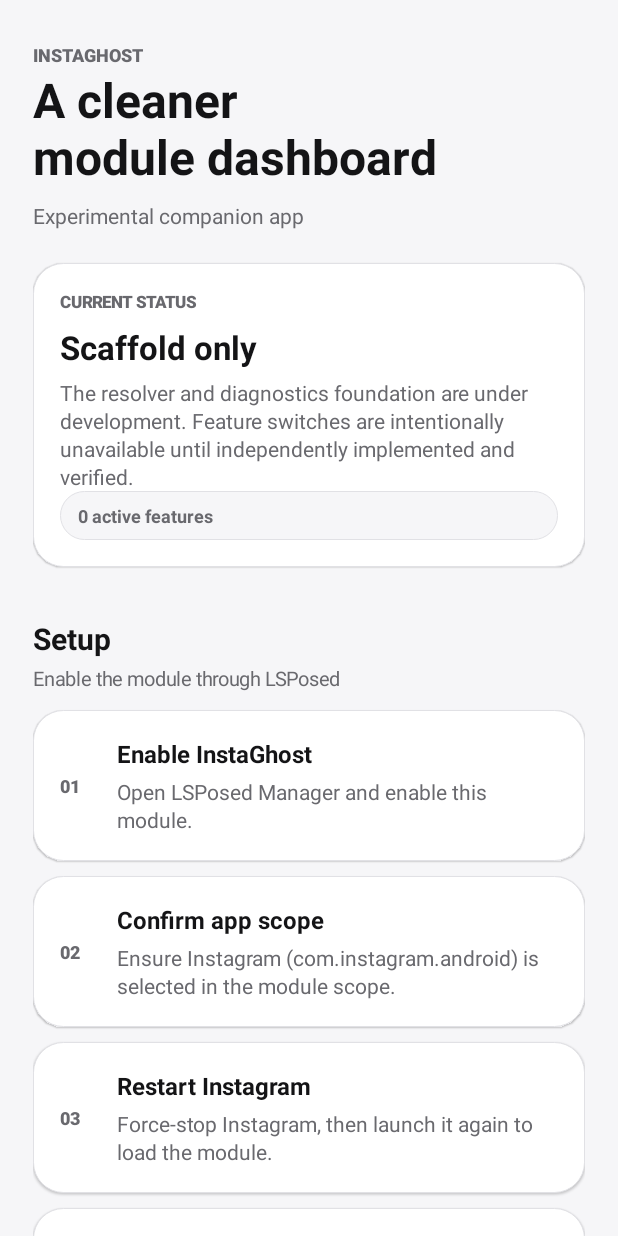
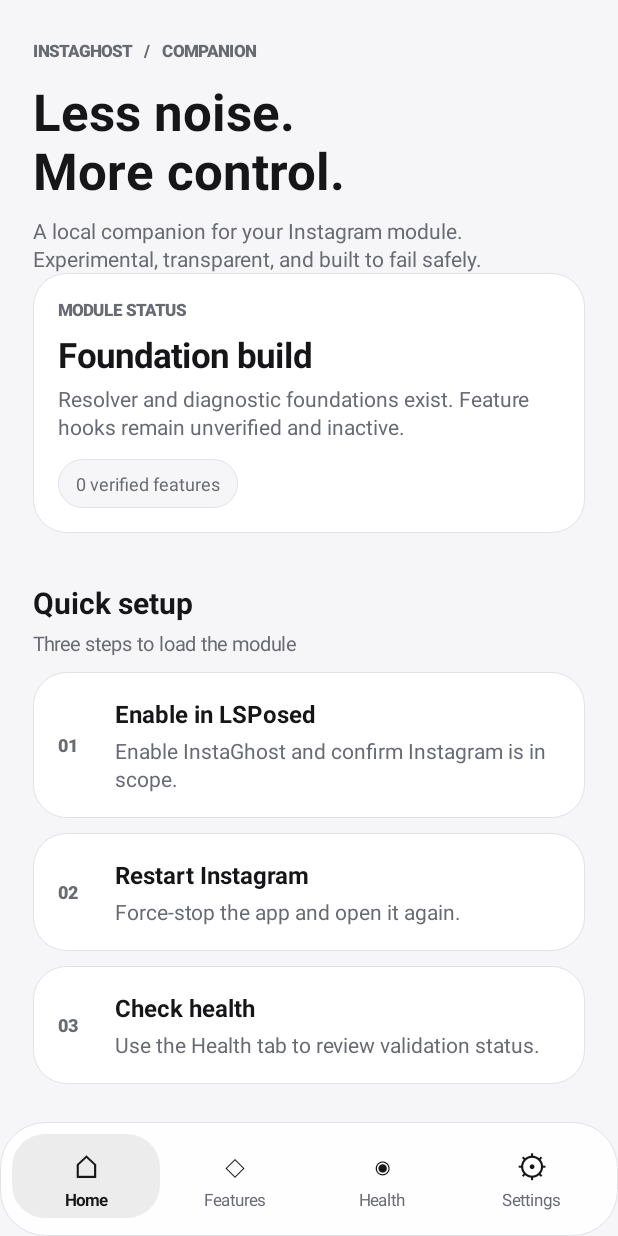
Before and after one commit to somilkhan/Instaghost, an Android app: the screen it shows after launch (MainActivity), on a phone screen of 412 x 824 dp. Run offline under Robolectric (Android 15) with nearby library versions, the phone set to English and light mode, and no system bars.

Commit message:
feat(ui): add four-tab premium companion dashboard

```diff
--- a/app/src/main/kotlin/dev/instaghost/module/ui/MainActivity.kt
+++ b/app/src/main/kotlin/dev/instaghost/module/ui/MainActivity.kt
@@ -11,107 +11,113 @@ import android.widget.LinearLayout
 import android.widget.ScrollView
 import android.widget.TextView
 
-/** Companion dashboard. Clearly communicates the scaffold's current verified state. */
+/** Four-section companion UI with a restrained glass navigation dock. */
 class MainActivity : Activity() {
-    private val dark by lazy { resources.configuration.uiMode and android.content.res.Configuration.UI_MODE_NIGHT_MASK == android.content.res.Configuration.UI_MODE_NIGHT_YES }
-    private val bg get() = if (dark) Color.rgb(10, 10, 12) else Color.rgb(246, 246, 248)
-    private val panel get() = if (dark) Color.rgb(23, 23, 26) else Color.WHITE
-    private val primary get() = if (dark) Color.rgb(245, 245, 247) else Color.rgb(20, 20, 22)
-    private val secondary get() = if (dark) Color.rgb(165, 165, 170) else Color.rgb(105, 105, 110)
-    private val border get() = if (dark) Color.rgb(48, 48, 52) else Color.rgb(225, 225, 229)
+    private var selected = 0
+    private lateinit var root: LinearLayout
+    private lateinit var contentHost: LinearLayout
+    private val dark get() = resources.configuration.uiMode and android.content.res.Configuration.UI_MODE_NIGHT_MASK == android.content.res.Configuration.UI_MODE_NIGHT_YES
+    private val bg get() = if (dark) Color.rgb(9,10,12) else Color.rgb(246,246,248)
+    private val panel get() = if (dark) Color.rgb(23,24,27) else Color.WHITE
+    private val textColor get() = if (dark) Color.rgb(245,245,247) else Color.rgb(22,22,24)
+    private val muted get() = if (dark) Color.rgb(155,157,164) else Color.rgb(105,107,114)
+    private val stroke get() = if (dark) Color.argb(55,255,255,255) else Color.rgb(225,226,230)
     private val d get() = resources.displayMetrics.density
-    private fun dp(v: Int) = (v * d).toInt()
+    private fun dp(v:Int)=(v*d).toInt()
 
     override fun onCreate(savedInstanceState: Bundle?) {
         super.onCreate(savedInstanceState)
-        window.statusBarColor = bg
-        window.navigationBarColor = bg
-        if (android.os.Build.VERSION.SDK_INT >= 23) {
-            window.decorView.systemUiVisibility = if (dark) 0 else View.SYSTEM_UI_FLAG_LIGHT_STATUS_BAR or View.SYSTEM_UI_FLAG_LIGHT_NAVIGATION_BAR
+        selected = savedInstanceState?.getInt("tab") ?: 0
+        build()
+    }
+    override fun onSaveInstanceState(outState: Bundle) { outState.putInt("tab",selected); super.onSaveInstanceState(outState) }
+
+    private fun build() {
+        window.statusBarColor=bg; window.navigationBarColor=bg
+        if(android.os.Build.VERSION.SDK_INT>=23) window.decorView.systemUiVisibility=if(dark) 0 else View.SYSTEM_UI_FLAG_LIGHT_STATUS_BAR or View.SYSTEM_UI_FLAG_LIGHT_NAVIGATION_BAR
+        root=LinearLayout(this).apply { orientation=LinearLayout.VERTICAL; setBackgroundColor(bg) }
+        contentHost=LinearLayout(this).apply { orientation=LinearLayout.VERTICAL }
+        root.addView(contentHost,LinearLayout.LayoutParams(-1,0,1f))
+        root.addView(dock())
+        setContentView(root); render()
+    }
+    private fun dock():View = LinearLayout(this).apply {
+        orientation=LinearLayout.HORIZONTAL; gravity=Gravity.CENTER; setPadding(dp(8),dp(8),dp(8),dp(12))
+        background=GradientDrawable().apply { setColor(if(dark) Color.argb(230,30,31,35) else Color.argb(235,255,255,255)); cornerRadius=dp(30).toFloat(); setStroke(dp(1),stroke) }
+        elevation=dp(12).toFloat()
+        val labels=listOf("Home","Features","Health","Settings")
+        val glyph=listOf("⌂","◇","◉","⚙")
+        labels.forEachIndexed { i,l ->
+            addView(LinearLayout(this@MainActivity).apply {
+                orientation=LinearLayout.VERTICAL; gravity=Gravity.CENTER
+                setPadding(dp(12),dp(7),dp(12),dp(5))
+                background=if(i==selected) GradientDrawable().apply { setColor(if(dark) Color.argb(40,255,255,255) else Color.argb(18,0,0,0)); cornerRadius=dp(22).toFloat() } else null
+                addView(TextView(this@MainActivity).apply { text=glyph[i]; textSize=21f; gravity=Gravity.CENTER; setTextColor(textColor) })
+                addView(TextView(this@MainActivity).apply { text=l; textSize=11f; gravity=Gravity.CENTER; setTextColor(if(i==selected) textColor else muted); typeface=if(i==selected) Typeface.DEFAULT_BOLD else Typeface.DEFAULT })
+                setOnClickListener { selected=i; render() }
+            },LinearLayout.LayoutParams(0,-2,1f))
         }
-        val root = LinearLayout(this).apply {
-            orientation = LinearLayout.VERTICAL
-            setBackgroundColor(bg)
+    }
+    private fun render() {
+        contentHost.removeAllViews()
+        val scroll=ScrollView(this).apply { isFillViewport=true }
+        val page=LinearLayout(this).apply { orientation=LinearLayout.VERTICAL; setPadding(dp(22),dp(26),dp(22),dp(28)) }
+        when(selected) {
+            0 -> home(page)
+            1 -> features(page)
+            2 -> health(page)
+            else -> settings(page)
         }
-        val scroll = ScrollView(this).apply { isFillViewport = true }
-        val content = LinearLayout(this).apply {
-            orientation = LinearLayout.VERTICAL
-            setPadding(dp(22), dp(28), dp(22), dp(32))
-        }
-        content.addView(label("INSTAGHOST", 12, secondary, true))
-        content.addView(title("A cleaner\nmodule dashboard", 32))
-        content.addView(label("Experimental companion app", 14, secondary, false).apply { setPadding(0, dp(8), 0, dp(22)) })
-        content.addView(card {
-            addView(label("CURRENT STATUS", 11, secondary, true))
-            addView(title("Scaffold only", 22).apply { setPadding(0, dp(8), 0, dp(6)) })
-            addView(body("The resolver and diagnostics foundation are under development. Feature switches are intentionally unavailable until independently implemented and verified."))
-            addView(pill("0 active features"))
+        scroll.addView(page); contentHost.addView(scroll,LinearLayout.LayoutParams(-1,-1))
+        root.removeViewAt(root.childCount-1); root.addView(dock())
+    }
+    private fun home(p:LinearLayout) {
+        p.addView(label("INSTAGHOST   /   COMPANION",11,muted,true))
+        p.addView(title("Less noise.\nMore control.",34).apply { setPadding(0,dp(10),0,dp(8)) })
+        p.addView(body("A local companion for your Instagram module. Experimental, transparent, and built to fail safely."))
+        p.addView(card(p) {
+            addView(label("MODULE STATUS",11,muted,true))
+            addView(title("Foundation build",23).apply { setPadding(0,dp(7),0,dp(4)) })
+            addView(body("Resolver and diagnostic foundations exist. Feature hooks remain unverified and inactive."))
+            addView(chip("0 verified features"))
         })
-        content.addView(section("Setup", "Enable the module through LSPosed"))
-        content.addView(step("01", "Enable InstaGhost", "Open LSPosed Manager and enable this module."))
-        content.addView(step("02", "Confirm app scope", "Ensure Instagram (com.instagram.android) is selected in the module scope."))
-        content.addView(step("03", "Restart Instagram", "Force-stop Instagram, then launch it again to load the module."))
-        content.addView(step("04", "Check compatibility", "The in-app entry point is experimental and has not been validated on a real Instagram build."))
-        content.addView(section("Feature availability", "All entries are planned, not active"))
-        content.addView(card {
-            addView(label("NOT IMPLEMENTED", 11, secondary, true))
-            addView(body("Feature controls are disabled by design. This build does not alter read receipts, typing status, story views, ads, likes or Instagram tracking behavior."))
-        })
-        content.addView(section("Diagnostics & privacy", null))
-        content.addView(card {
-            addView(title("Local-first", 18))
-            addView(body("Diagnostics are designed to use bounded, sanitized event categories. This companion screen does not upload account details, messages or activity data."))
-        })
-        content.addView(label("Not affiliated with Meta or Instagram.", 12, secondary, false).apply { setPadding(0, dp(24), 0, 0) })
-        scroll.addView(content)
-        root.addView(scroll, LinearLayout.LayoutParams(-1, -1))
-        setContentView(root)
+        section(p,"Quick setup","Three steps to load the module")
+        setupRow(p,"01","Enable in LSPosed","Enable InstaGhost and confirm Instagram is in scope.")
+        setupRow(p,"02","Restart Instagram","Force-stop the app and open it again.")
+        setupRow(p,"03","Check health","Use the Health tab to review validation status.")
+        section(p,"Built on a simple promise",null)
+        p.addView(body("No account credentials, messages or activity data are collected by this companion UI."))
     }
-
-    private fun section(head: String, sub: String?) = LinearLayout(this).apply {
-        orientation = LinearLayout.VERTICAL
-        setPadding(0, dp(24), 0, dp(12))
-        addView(title(head, 20))
-        if (sub != null) addView(label(sub, 13, secondary, false).apply { setPadding(0, dp(4), 0, 0) })
+    private fun features(p:LinearLayout) {
+        p.addView(label("CONTROL CENTER",11,muted,true))
+        p.addView(title("Features",30).apply { setPadding(0,dp(8),0,dp(5)) })
+        p.addView(body("Feature switches appear only when implemented and independently verified."))
+        section(p,"Currently unavailable","Planned features are not toggles")
+        val list=listOf("Privacy signals" to "Read receipts, typing and story-view modifications are not implemented.","Feed controls" to "Feed filtering and interaction changes are not implemented.","Media tools" to "Download tools are not implemented.")
+        list.forEach { (h,s)-> p.addView(card(p) { addView(title(h,17)); addView(body(s).apply{setPadding(0,dp(5),0,0)}); addView(chip("Not available")) }) }
     }
-
-    private fun card(block: LinearLayout.() -> Unit) = LinearLayout(this).apply {
-        orientation = LinearLayout.VERTICAL
-        setPadding(dp(18), dp(18), dp(18), dp(18))
-        elevation = dp(1).toFloat()
-        layoutParams = LinearLayout.LayoutParams(-1, -2).apply { bottomMargin = dp(10) }
-        background = GradientDrawable().apply {
-            setColor(panel); cornerRadius = dp(20).toFloat(); setStroke(dp(1), border)
-        }
-        block()
-    }.also { /* spacing is applied by the parent helper */ }
-
-    private fun step(n: String, heading: String, description: String) = card {
-        val row = LinearLayout(this@MainActivity).apply { orientation = LinearLayout.HORIZONTAL; gravity = Gravity.CENTER_VERTICAL }
-        row.addView(label(n, 12, secondary, true), LinearLayout.LayoutParams(dp(38), -2))
-        val textCol = LinearLayout(this@MainActivity).apply { orientation = LinearLayout.VERTICAL }
-        textCol.addView(title(heading, 16))
-        textCol.addView(body(description).apply { setPadding(0, dp(5), 0, 0) })
-        row.addView(textCol, LinearLayout.LayoutParams(0, -2, 1f))
-        addView(row)
+    private fun health(p:LinearLayout) {
+        p.addView(label("SYSTEM",11,muted,true)); p.addView(title("Health",30).apply{setPadding(0,dp(8),0,dp(5))})
+        p.addView(body("A transparent view of what has and has not been validated."))
+        section(p,"Resolver","Dynamic discovery status")
+        p.addView(card(p){ addView(title("DexKit foundation",18)); addView(body("Resolver infrastructure is present. Instagram anchors and runtime behavior require build-specific validation.")) })
+        section(p,"Compatibility",null)
+        p.addView(card(p){ addView(title("Device validation pending",18)); addView(body("No supported Instagram version is claimed until tested on-device.")) })
+        section(p,"Diagnostics policy",null)
+        p.addView(card(p){ addView(title("Bounded and sanitized",18)); addView(body("Diagnostics use stable failure categories and bounded local events. No free-form account or message content.")) })
     }
-
-    private fun pill(text: String) = TextView(this).apply {
-        this.text = text
-        textSize = 12f; setTextColor(secondary); setPadding(dp(12), dp(8), dp(12), dp(8))
-        background = GradientDrawable().apply { setColor(bg); cornerRadius = dp(50).toFloat(); setStroke(dp(1), border) }
-        setTypeface(Typeface.DEFAULT, Typeface.BOLD)
+    private fun settings(p:LinearLayout) {
+        p.addView(label("PREFERENCES",11,muted,true)); p.addView(title("Settings",30).apply{setPadding(0,dp(8),0,dp(5))})
+        section(p,"Appearance","Follows your Android system theme")
+        p.addView(card(p){addView(title("System appearance",18)); addView(body("Light and dark mode adapt automatically. Theme preference controls the companion UI only."))})
+        section(p,"About",null)
+        p.addView(card(p){addView(title("InstaGhost",18)); addView(body("Open-source experimental LSPosed companion. Not affiliated with Meta or Instagram."))})
     }
-
-    private fun title(text: String, size: Int) = TextView(this).apply {
-        this.text = text; textSize = size.toFloat(); setTextColor(primary)
-        typeface = Typeface.create("sans-serif", Typeface.BOLD)
-    }
-    private fun body(text: String) = TextView(this).apply {
-        this.text = text; textSize = 14f; setTextColor(secondary); setLineSpacing(dp(3).toFloat(), 1f)
-    }
-    private fun label(text: String, size: Int, color: Int, bold: Boolean) = TextView(this).apply {
-        this.text = text; textSize = size.toFloat(); setTextColor(color)
-        if (bold) typeface = Typeface.create("sans-serif-medium", Typeface.BOLD)
-    }
+    private fun section(p:LinearLayout,h:String,s:String?) { p.addView(title(h,20).apply{setPadding(0,dp(23),0,dp(5))}); if(s!=null)p.addView(label(s,13,muted,false).apply{setPadding(0,0,0,dp(10))}) }
+    private fun setupRow(p:LinearLayout,n:String,h:String,s:String) { p.addView(card(p){val row=LinearLayout(this@MainActivity).apply{orientation=LinearLayout.HORIZONTAL;gravity=Gravity.CENTER_VERTICAL};row.addView(label(n,12,muted,true),LinearLayout.LayoutParams(dp(38),-2));val c=LinearLayout(this@MainActivity).apply{orientation=LinearLayout.VERTICAL};c.addView(title(h,16));c.addView(body(s).apply{setPadding(0,dp(4),0,0)});row.addView(c,LinearLayout.LayoutParams(0,-2,1f));addView(row)}) }
+    private fun card(p:LinearLayout, block:LinearLayout.()->Unit)=LinearLayout(this).apply{orientation=LinearLayout.VERTICAL;setPadding(dp(17),dp(17),dp(17),dp(17));layoutParams=LinearLayout.LayoutParams(-1,-2).apply{bottomMargin=dp(10)};background=GradientDrawable().apply{setColor(panel);cornerRadius=dp(22).toFloat();setStroke(dp(1),stroke)};block()}
+    private fun chip(s:String)=TextView(this).apply{text=s;textSize=12f;setTextColor(muted);setPadding(dp(12),dp(8),dp(12),dp(8));background=GradientDrawable().apply{setColor(bg);cornerRadius=dp(30).toFloat();setStroke(dp(1),stroke)};layoutParams=LinearLayout.LayoutParams(-2,-2).apply{topMargin=dp(12)}}
+    private fun title(s:String,size:Int)=TextView(this).apply{text=s;textSize=size.toFloat();setTextColor(textColor);typeface=Typeface.create("sans-serif",Typeface.BOLD)}
+    private fun body(s:String)=TextView(this).apply{text=s;textSize=14f;setTextColor(muted);setLineSpacing(dp(3).toFloat(),1f)}
+    private fun label(s:String,size:Int,c:Int,b:Boolean)=TextView(this).apply{text=s;textSize=size.toFloat();setTextColor(c);if(b)typeface=Typeface.create("sans-serif-medium",Typeface.BOLD)}
 }
```
